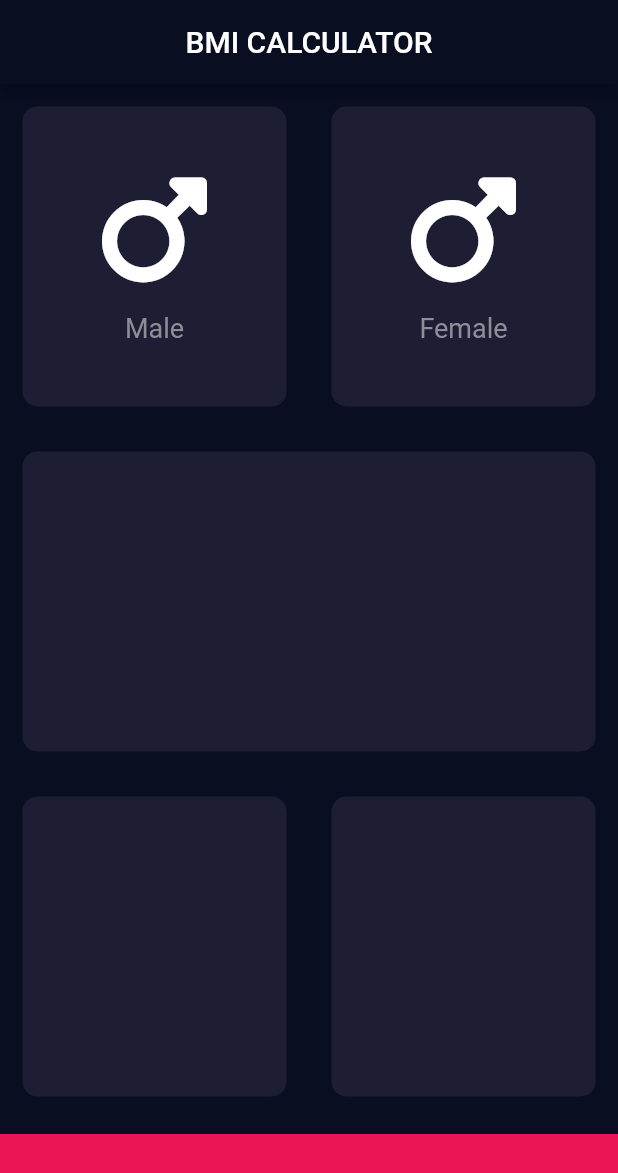
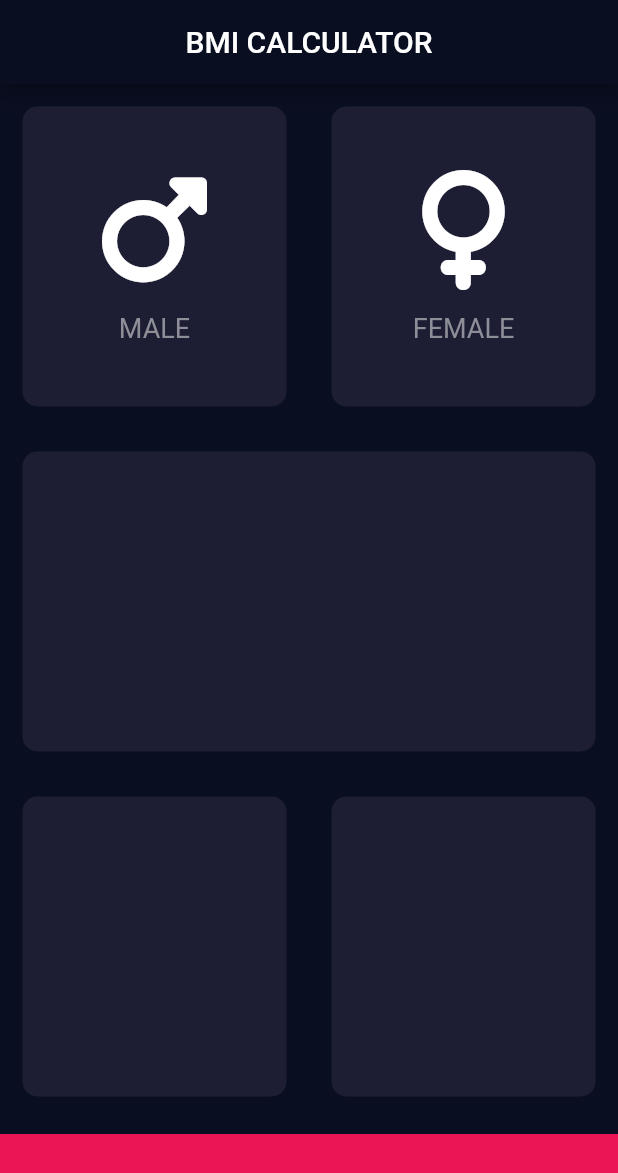
Before and after one commit to TimaevVladislav/flutter_bmi, a Flutter app: the screen it shows after launch, on a phone screen of 412 x 824 dp. Shown: the top 1173 px of the screen. Run offline on Flutter 3.47's test engine with Material 2 defaults, Android fonts, the phone set to English and light mode, and no system bars; our stand-ins replace font_awesome_flutter.

Commit message:
add:female icon

```diff
--- a/lib/screens/input.dart
+++ b/lib/screens/input.dart
@@ -25,13 +25,13 @@ class _InputPageState extends State<InputPage> {
                       color: activeCard,
                       child: CustomIcon(
                           icon: Icon(FontAwesomeIcons.mars, size: 80.0),
-                          title: "Male"))),
+                          title: "MALE"))),
               Expanded(
                   child: CustomCard(
                       color: activeCard,
                       child: CustomIcon(
-                          icon: Icon(FontAwesomeIcons.mars, size: 80.0),
-                          title: "Female")))
+                          icon: Icon(FontAwesomeIcons.venus, size: 80.0),
+                          title: "FEMALE")))
             ],
           ),
           Row(
```
